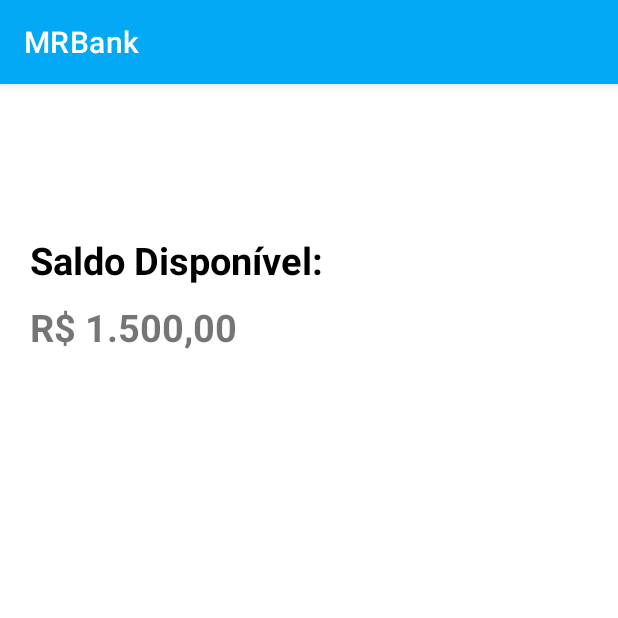
After one commit to Kiel025/MR-Bank, an Android app: the SaldoActivity screen opened directly, with no data from a screen before it, on a phone screen of 412 x 824 dp, the top half of it. The commit adds this screen. Run offline under Robolectric (Android 15) with nearby library versions, the phone set to English and light mode, and no system bars.

Commit message:
Saldo Activity

```diff
--- a/app/build.gradle.kts
+++ b/app/build.gradle.kts
@@ -29,6 +29,10 @@ android {
         sourceCompatibility = JavaVersion.VERSION_1_8
         targetCompatibility = JavaVersion.VERSION_1_8
     }
+
+    viewBinding {
+        enable = true
+    }
 }
 
 dependencies {
--- a/app/src/main/AndroidManifest.xml
+++ b/app/src/main/AndroidManifest.xml
@@ -13,6 +13,9 @@
         android:theme="@style/Theme.MRBank"
         tools:targetApi="31">
         <activity
+            android:name=".SaldoActivity"
+            android:exported="false" />
+        <activity
             android:name=".MainActivity"
             android:exported="true">
             <intent-filter>
--- a/app/src/main/java/com/kiel/mrbank/MainActivity.java
+++ b/app/src/main/java/com/kiel/mrbank/MainActivity.java
@@ -2,13 +2,23 @@ package com.kiel.mrbank;
 
 import androidx.appcompat.app.AppCompatActivity;
 
+import android.content.Intent;
 import android.os.Bundle;
 
+import com.kiel.mrbank.databinding.ActivityMainBinding;
+
 public class MainActivity extends AppCompatActivity {
+
+    private ActivityMainBinding binding;
 
     @Override
     protected void onCreate(Bundle savedInstanceState) {
         super.onCreate(savedInstanceState);
-        setContentView(R.layout.activity_main);
+        binding = ActivityMainBinding.inflate(getLayoutInflater());
+        setContentView(binding.getRoot());
+
+        binding.imgSaldo.setOnClickListener( v -> {
+            startActivity(new Intent(this, SaldoActivity.class));
+        });
     }
 }
--- /dev/null
+++ b/app/src/main/java/com/kiel/mrbank/SaldoActivity.java
@@ -0,0 +1,19 @@
+package com.kiel.mrbank;
+
+import androidx.appcompat.app.AppCompatActivity;
+
+import android.os.Bundle;
+
+import com.kiel.mrbank.databinding.ActivitySaldoBinding;
+
+public class SaldoActivity extends AppCompatActivity {
+
+    private ActivitySaldoBinding binding;
+
+    @Override
+    protected void onCreate(Bundle savedInstanceState) {
+        super.onCreate(savedInstanceState);
+        binding = ActivitySaldoBinding.inflate(getLayoutInflater());
+        setContentView(binding.getRoot());
+    }
+}
--- /dev/null
+++ b/app/src/main/res/layout/activity_saldo.xml
@@ -0,0 +1,28 @@
+<?xml version="1.0" encoding="utf-8"?>
+<LinearLayout xmlns:android="http://schemas.android.com/apk/res/android"
+    xmlns:tools="http://schemas.android.com/tools"
+    android:layout_width="match_parent"
+    android:layout_height="match_parent"
+    android:orientation="vertical"
+    tools:context=".SaldoActivity">
+
+    <TextView
+        android:layout_width="wrap_content"
+        android:layout_height="wrap_content"
+        android:text="Saldo Disponível:"
+        android:layout_marginTop="100dp"
+        android:layout_marginStart="20dp"
+        android:textSize="25sp"
+        android:textColor="@color/black"
+        android:textStyle="bold"/>
+
+    <TextView
+        android:layout_width="wrap_content"
+        android:layout_height="wrap_content"
+        android:text="R$ 1.500,00"
+        android:layout_marginTop="10dp"
+        android:layout_marginStart="20dp"
+        android:textSize="25sp"
+        android:textStyle="bold"/>
+
+</LinearLayout>
--- a/app/src/main/res/values/themes.xml
+++ b/app/src/main/res/values/themes.xml
@@ -3,7 +3,7 @@
     <style name="Base.Theme.MRBank" parent="Theme.MaterialComponents.DayNight.DarkActionBar">
         <!-- Customize your light theme here. -->
          <item name="colorPrimary">@color/blue</item>
-        <item name="colorPrimaryVariant">@color/blue</item>
+        <item name="android:statusBarColor">@color/blue</item>
     </style>
 
     <style name="Theme.MRBank" parent="Base.Theme.MRBank" />
```
